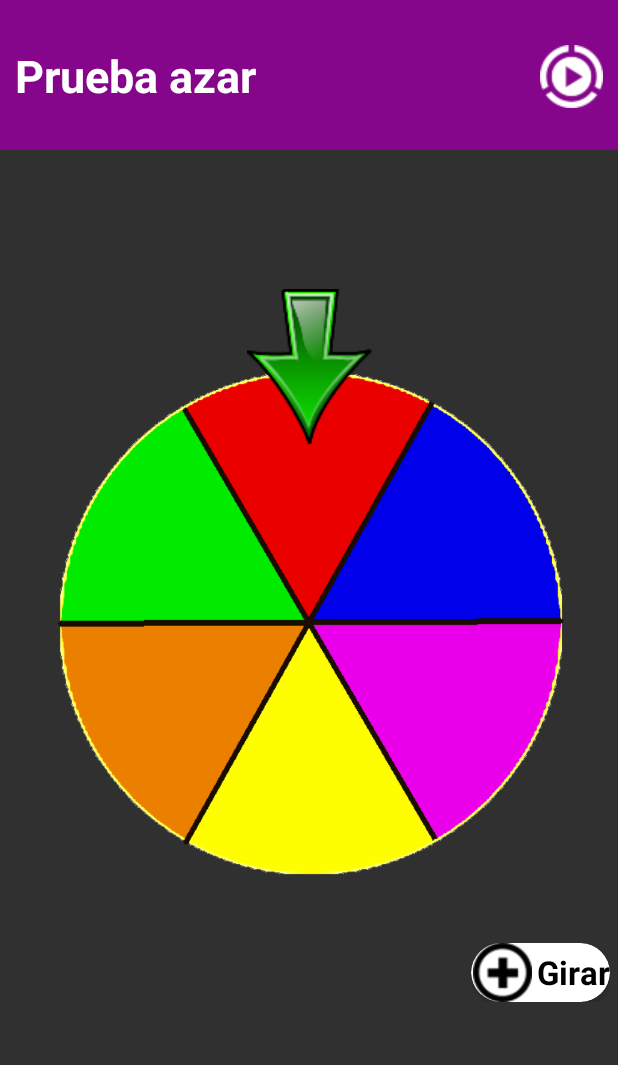
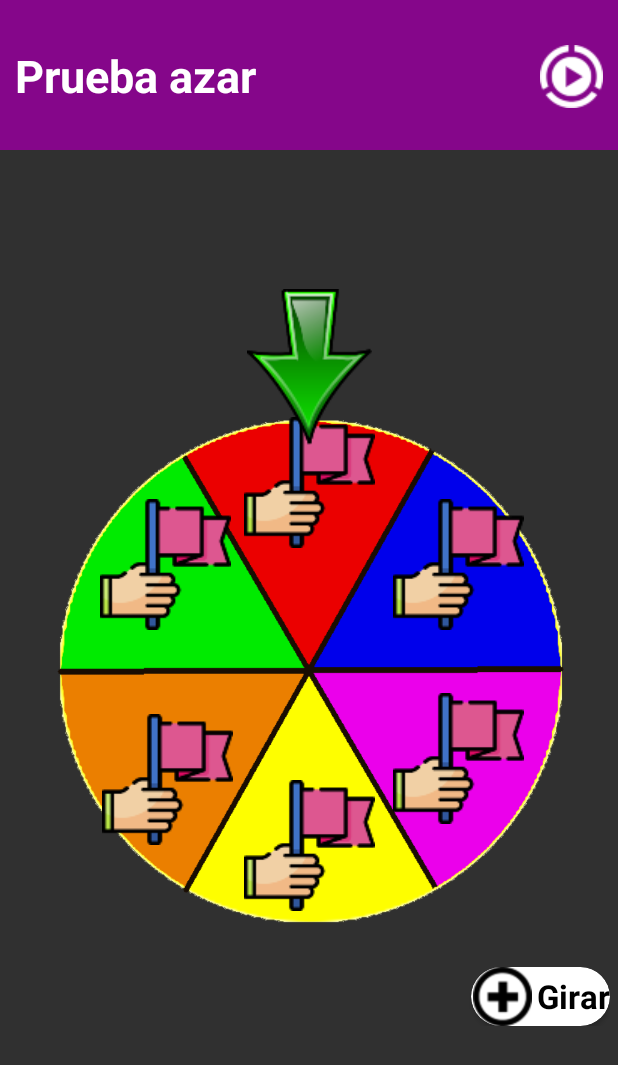
Before and after one commit to RubenBernabeMenendez/BeberOMorir, an Android app: the fragment PruebaAzarFragment placed in its activity, on a phone screen of 412 x 824 dp. Shown: the top 1065 px of the screen. Run offline under Robolectric (Android 15) with nearby library versions, the phone set to English and light mode, and no system bars; Roboto replaces fonts that are not available here.

Commit message:
ResultadoPruebaPartida y plantilla prueba azar

```diff
--- a/app/src/main/java/com/example/beberomorir/Fragmentos/MenuRondaJugadorFragment.java
+++ b/app/src/main/java/com/example/beberomorir/Fragmentos/MenuRondaJugadorFragment.java
@@ -53,8 +53,6 @@ public class MenuRondaJugadorFragment extends AppCompatDialogFragment {
     Activity actividad;
     IComunicaPartida iComunicaPartida;
     JugadorPartida jugadorPartida;
-    List<TipoPrueba> tipoPruebas;
-    List<MundoPartidaTipoPrueba> mundoPartidaTipoPruebas;
     List<PruebaJugador> pruebaJugadors;
 
     public MenuRondaJugadorFragment() {
@@ -193,10 +191,6 @@ public class MenuRondaJugadorFragment extends AppCompatDialogFragment {
         this.jugadorPartida = jugadorPartida;
     }
 
-    public void setMundoPartidaTipoPruebas(List<MundoPartidaTipoPrueba> mundoPartidaTipoPruebas) {
-        this.mundoPartidaTipoPruebas = mundoPartidaTipoPruebas;
-    }
-
     public void setPruebaJugadors(List<PruebaJugador> pruebaJugadors) {
         this.pruebaJugadors = pruebaJugadors;
     }
--- a/app/src/main/java/com/example/beberomorir/Fragmentos/PruebaAzarFragment.java
+++ b/app/src/main/java/com/example/beberomorir/Fragmentos/PruebaAzarFragment.java
@@ -8,6 +8,7 @@ import android.os.Bundle;
 import androidx.activity.OnBackPressedCallback;
 import androidx.annotation.NonNull;
 import androidx.cardview.widget.CardView;
+import androidx.constraintlayout.widget.ConstraintLayout;
 import androidx.fragment.app.Fragment;
 
 import android.preference.PreferenceManager;
@@ -18,6 +19,7 @@ import android.view.animation.Animation;
 import android.view.animation.DecelerateInterpolator;
 import android.view.animation.RotateAnimation;
 import android.widget.ImageView;
+import android.widget.RelativeLayout;
 
 import com.example.beberomorir.Constantes;
 import com.example.beberomorir.Interfaces.IComunicaPartida;
@@ -44,6 +46,7 @@ public class PruebaAzarFragment extends Fragment implements Animation.AnimationL
     IComunicaPartida iComunicaPartida;
     CardView girarRuleta;
     ImageView ruleta;
+    ConstraintLayout ruletaConstraintLayout;
     public float grados;
 
     // TODO: Rename and change types of parameters
@@ -104,6 +107,7 @@ public class PruebaAzarFragment extends Fragment implements Animation.AnimationL
 
         requireActivity().getOnBackPressedDispatcher().addCallback(this, callback);
         this.ruleta = view.findViewById(R.id.ruletaImagen);
+        this.ruletaConstraintLayout = view.findViewById(R.id.constraintLayoutRuleta);
 
         return view;
     }
@@ -143,8 +147,8 @@ public class PruebaAzarFragment extends Fragment implements Animation.AnimationL
         rotateAnimation.setFillAfter(true);
         rotateAnimation.setInterpolator(new DecelerateInterpolator());
         rotateAnimation.setAnimationListener(this);
-        this.ruleta.setAnimation(rotateAnimation);
-        this.ruleta.startAnimation(rotateAnimation);
+        this.ruletaConstraintLayout.setAnimation(rotateAnimation);
+        this.ruletaConstraintLayout.startAnimation(rotateAnimation);
         this.girarRuleta.setVisibility(View.INVISIBLE);
     }
 }
--- a/app/src/main/java/com/example/beberomorir/Fragmentos/TableroFragment.java
+++ b/app/src/main/java/com/example/beberomorir/Fragmentos/TableroFragment.java
@@ -251,6 +251,10 @@ public class TableroFragment extends Fragment {
         this.mundoPartidas = mundoPartidas;
     }
 
+    public void addMundoPartidas(List<MundoPartida> mundoPartidas) {
+        this.mundoPartidas.addAll(mundoPartidas);
+    }
+
     public void setJugadoresPartida(List<JugadorPartida> jugadoresPartida) {
         this.jugadorPartidas = jugadoresPartida;
     }
--- a/app/src/main/java/com/example/beberomorir/Modelos/ResultadoPrueba.java
+++ b/app/src/main/java/com/example/beberomorir/Modelos/ResultadoPrueba.java
@@ -6,6 +6,7 @@ import android.database.sqlite.SQLiteDatabase;
 
 import java.util.ArrayList;
 import java.util.List;
+import java.util.stream.Collectors;
 
 public class ResultadoPrueba {
     private Integer resultadoPruebaId;
@@ -149,7 +150,7 @@ public class ResultadoPrueba {
     }
 
     public List<ResultadoPrueba> findByEntidadResultadoPruebaIdAndNivelMenor(SQLiteDatabase bd, Integer entidadResultadoPruebaId, Integer nivelResultadoPrueba) {
-        Cursor fila = bd.rawQuery("SELECT resultadoPruebaId, nombre, descripcion, nivelResultadoPrueba,tipoResultadoPruebaId, estadoResultadoPruebaId, entidadResultadoPruebaId FROM RESULTADO_PRUEBA WHERE entidadResultadoPruebaId=" + entidadResultadoPruebaId + " AND (nivelResultadoPrueba <" + nivelResultadoPrueba + " OR nivelResultadoPrueba =" + nivelResultadoPrueba + ")",null);
+        Cursor fila = bd.rawQuery("SELECT resultadoPruebaId, nombre, descripcion, nivelResultadoPrueba,tipoResultadoPruebaId, estadoResultadoPruebaId, entidadResultadoPruebaId FROM RESULTADO_PRUEBA WHERE entidadResultadoPruebaId=" + entidadResultadoPruebaId,null);
         List<ResultadoPrueba> resultadoPruebas = new ArrayList<>();
         for (fila.moveToFirst(); !fila.isAfterLast(); fila.moveToNext()) {
             ResultadoPrueba resultadoPrueba = new ResultadoPrueba();
@@ -166,7 +167,7 @@ public class ResultadoPrueba {
             resultadoPruebas.add(resultadoPrueba);
         }
         fila.close();
-        return resultadoPruebas;
+        return resultadoPruebas.stream().filter(r-> r.getNivelResultadoPrueba() <= nivelResultadoPrueba).collect(Collectors.toList());
     }
 
 }
--- a/app/src/main/java/com/example/beberomorir/Modelos/ResultadoPruebaPartida.java
+++ b/app/src/main/java/com/example/beberomorir/Modelos/ResultadoPruebaPartida.java
@@ -56,7 +56,7 @@ public class ResultadoPruebaPartida {
     public ResultadoPruebaPartida insertar(SQLiteDatabase bd, Integer resultadoPruebaId, Integer mundoPartidaId, String nombre, String descripcion){
         ContentValues cv = new ContentValues();
         cv.put("resultadoPruebaId", resultadoPruebaId);
-        cv.put("mundaPartidaId", mundoPartidaId);
+        cv.put("mundoPartidaId", mundoPartidaId);
         cv.put("nombre", nombre);
         cv.put("descripcion", descripcion);
         long id = bd.insert("RESULTADO_PRUEBA_PARTIDA", null, cv);
--- a/app/src/main/res/layout/fragment_prueba_azar.xml
+++ b/app/src/main/res/layout/fragment_prueba_azar.xml
@@ -45,43 +45,20 @@
 
         <androidx.constraintlayout.widget.ConstraintLayout
             android:layout_width="match_parent"
-            android:layout_height="wrap_content">
+            android:layout_height="match_parent">
 
-
-            <ImageView
-                android:id="@+id/ruletaImagen"
-                android:layout_width="wrap_content"
-                android:layout_height="wrap_content"
-                android:paddingTop="0dp"
-                android:src="@mipmap/plantilla_ruleta1"
-                app:layout_constraintEnd_toEndOf="parent"
-                app:layout_constraintStart_toStartOf="parent"
-                app:layout_constraintTop_toTopOf="parent">
-
-            </ImageView>
-
-            <ImageView
-                android:id="@+id/flecha"
-                android:layout_width="wrap_content"
-                android:layout_height="wrap_content"
-                android:src="@mipmap/flecha"
-                app:layout_constraintBottom_toBottomOf="parent"
-                app:layout_constraintEnd_toEndOf="parent"
-                app:layout_constraintStart_toStartOf="parent"
-                app:layout_constraintTop_toTopOf="parent"
-                app:layout_constraintVertical_bias="0.149" />
 
             <LinearLayout
                 android:id="@+id/linearLayoutBotonGirar"
                 android:layout_width="match_parent"
                 android:layout_height="50dp"
-                android:layout_marginTop="300dp"
                 android:orientation="vertical"
                 android:padding="5dp"
-                app:layout_constraintBottom_toBottomOf="@+id/ruletaImagen"
-                app:layout_constraintTop_toBottomOf="@+id/flecha"
-                app:layout_constraintVertical_bias="0.238"
-                tools:layout_editor_absoluteX="0dp">
+                app:layout_constraintBottom_toBottomOf="@+id/constraintLayoutRuleta"
+                app:layout_constraintEnd_toEndOf="parent"
+                app:layout_constraintStart_toStartOf="parent"
+                app:layout_constraintTop_toTopOf="parent"
+                app:layout_constraintVertical_bias="0.8">
 
                 <androidx.cardview.widget.CardView
                     android:id="@+id/girarRuletaCard"
@@ -125,6 +102,112 @@
                 </androidx.cardview.widget.CardView>
             </LinearLayout>
 
+            <androidx.constraintlayout.widget.ConstraintLayout
+                android:id="@+id/constraintLayoutRuleta"
+                android:layout_width="match_parent"
+                android:layout_height="match_parent"
+                app:layout_constraintBottom_toBottomOf="parent"
+                app:layout_constraintEnd_toEndOf="parent"
+                app:layout_constraintStart_toStartOf="parent"
+                app:layout_constraintTop_toTopOf="parent">
+
+                <ImageView
+                    android:id="@+id/ruletaImagen"
+                    android:layout_width="wrap_content"
+                    android:layout_height="wrap_content"
+                    android:paddingTop="0dp"
+                    android:src="@mipmap/plantilla_ruleta1"
+                    app:layout_constraintBottom_toBottomOf="parent"
+                    app:layout_constraintEnd_toEndOf="parent"
+                    app:layout_constraintHorizontal_bias="0.0"
+                    app:layout_constraintStart_toStartOf="parent"
+                    app:layout_constraintTop_toTopOf="parent">
+
+                </ImageView>
+
+                <ImageView
+                    android:id="@+id/flecha2"
+                    android:layout_width="wrap_content"
+                    android:layout_height="wrap_content"
+                    android:src="@mipmap/default_prueba"
+                    app:layout_constraintBottom_toBottomOf="parent"
+                    app:layout_constraintEnd_toEndOf="parent"
+                    app:layout_constraintHorizontal_bias="0.206"
+                    app:layout_constraintStart_toStartOf="parent"
+                    app:layout_constraintTop_toTopOf="parent"
+                    app:layout_constraintVertical_bias="0.365" />
+
+                <ImageView
+                    android:id="@+id/flecha3"
+                    android:layout_width="wrap_content"
+                    android:layout_height="wrap_content"
+                    android:src="@mipmap/default_prueba"
+                    app:layout_constraintBottom_toBottomOf="parent"
+                    app:layout_constraintEnd_toEndOf="parent"
+                    app:layout_constraintHorizontal_bias="0.209"
+                    app:layout_constraintStart_toStartOf="parent"
+                    app:layout_constraintTop_toTopOf="parent"
+                    app:layout_constraintVertical_bias="0.591" />
+
+                <ImageView
+                    android:id="@+id/flecha4"
+                    android:layout_width="wrap_content"
+                    android:layout_height="wrap_content"
+                    android:src="@mipmap/default_prueba"
+                    app:layout_constraintBottom_toBottomOf="parent"
+                    app:layout_constraintEnd_toEndOf="parent"
+                    app:layout_constraintStart_toStartOf="parent"
+                    app:layout_constraintTop_toTopOf="parent"
+                    app:layout_constraintVertical_bias="0.66" />
+
+                <ImageView
+                    android:id="@+id/flecha5"
+                    android:layout_width="wrap_content"
+                    android:layout_height="wrap_content"
+                    android:src="@mipmap/default_prueba"
+                    app:layout_constraintBottom_toBottomOf="parent"
+                    app:layout_constraintEnd_toEndOf="parent"
+                    app:layout_constraintHorizontal_bias="0.806"
+                    app:layout_constraintStart_toStartOf="parent"
+                    app:layout_constraintTop_toTopOf="parent"
+                    app:layout_constraintVertical_bias="0.569" />
+
+                <ImageView
+                    android:id="@+id/flecha6"
+                    android:layout_width="wrap_content"
+                    android:layout_height="wrap_content"
+                    android:src="@mipmap/default_prueba"
+                    app:layout_constraintBottom_toBottomOf="parent"
+                    app:layout_constraintEnd_toEndOf="parent"
+                    app:layout_constraintHorizontal_bias="0.806"
+                    app:layout_constraintStart_toStartOf="parent"
+                    app:layout_constraintTop_toTopOf="parent"
+                    app:layout_constraintVertical_bias="0.365" />
+
+                <ImageView
+                    android:id="@+id/flecha7"
+                    android:layout_width="wrap_content"
+                    android:layout_height="wrap_content"
+                    android:src="@mipmap/default_prueba"
+                    app:layout_constraintBottom_toBottomOf="parent"
+                    app:layout_constraintEnd_toEndOf="parent"
+                    app:layout_constraintStart_toStartOf="parent"
+                    app:layout_constraintTop_toTopOf="parent"
+                    app:layout_constraintVertical_bias="0.28" />
+
+            </androidx.constraintlayout.widget.ConstraintLayout>
+
+            <ImageView
+                android:id="@+id/flecha"
+                android:layout_width="wrap_content"
+                android:layout_height="wrap_content"
+                android:src="@mipmap/flecha"
+                app:layout_constraintBottom_toBottomOf="parent"
+                app:layout_constraintEnd_toEndOf="parent"
+                app:layout_constraintStart_toStartOf="parent"
+                app:layout_constraintTop_toTopOf="parent"
+                app:layout_constraintVertical_bias="0.149" />
+
         </androidx.constraintlayout.widget.ConstraintLayout>
 
     </LinearLayout>
```
Also changed, not shown: app/src/main/java/com/example/beberomorir/Actividades/PartidaActivity.java (+11 -10 lines), app/src/main/java/com/example/beberomorir/AdminSQLDataBase.java (+18 -3 lines).
